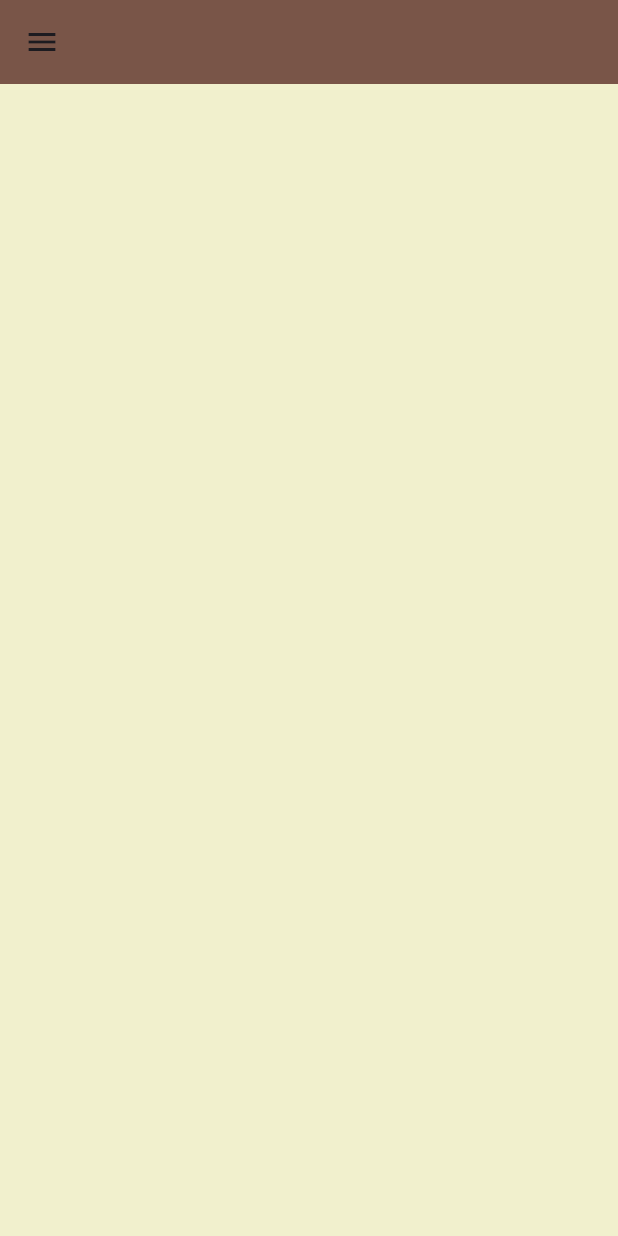
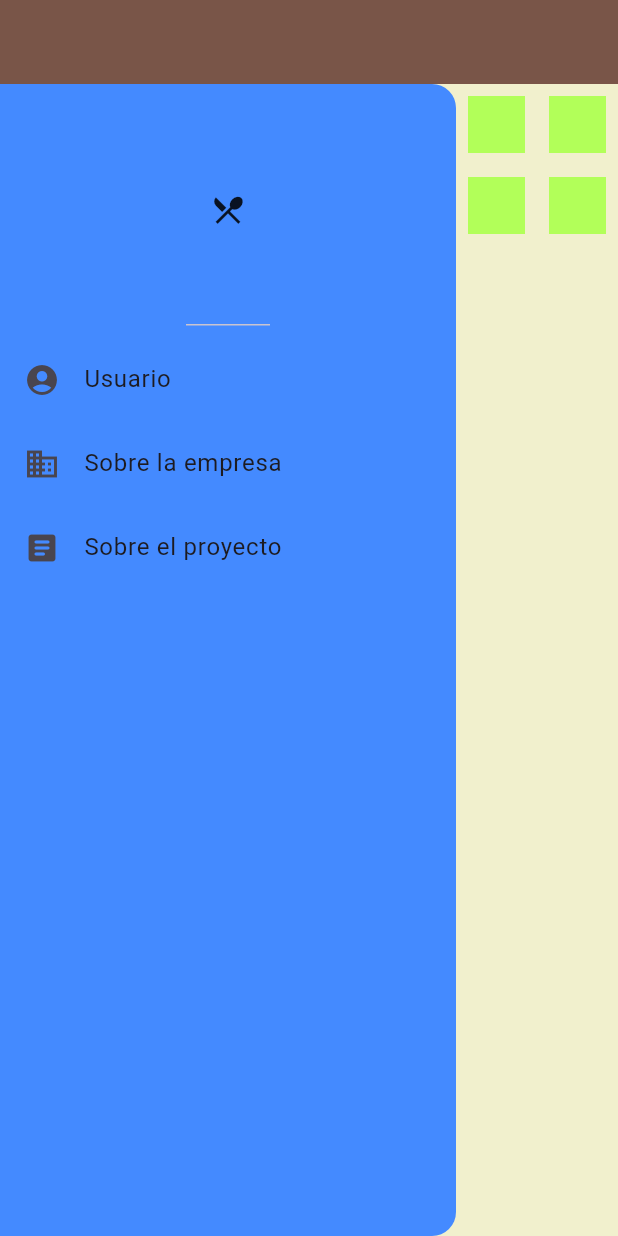
Before and after one commit to Jvalencia25/SE-Proyecto, a Flutter app: the DesktopScaffold screen opened directly, on a phone screen of 412 x 824 dp. Run offline on Flutter 3.47's test engine with Material 3 defaults, Android fonts, the phone set to English and light mode, and no system bars.

Commit message:
base vistas
falta corregir bottom overflowed by pixels

```diff
--- a/Front/erp_reposteria/lib/constants.dart
+++ b/Front/erp_reposteria/lib/constants.dart
@@ -9,22 +9,18 @@ var MyAppBar = AppBar(
 var MyDrawer = Drawer(
         backgroundColor: Colors.blueAccent,
         child: Column(children: [
-          DrawerHeader(child: Icon(Icons.favorite_border_rounded)),
+          DrawerHeader(child: Icon(Icons.local_restaurant)),
           ListTile(
-            leading: Icon(Icons.inventory_2_rounded),
-            title: Text('I N V E N T A R I O'),
+            leading: Icon(Icons.account_circle_rounded),
+            title: Text('Usuario'),
           ),
           ListTile(
-            leading: Icon(Icons.article),
-            title: Text('C A T Á L O G O'),
+            leading: Icon(Icons.business),
+            title: Text('Sobre la empresa'),
           ),
           ListTile(
-            leading: Icon(Icons.local_shipping_outlined),
-            title: Text('P E D I D O S'),
+            leading: Icon(Icons.article_rounded),
+            title: Text('Sobre el proyecto'),
           ),
-          ListTile(
-            leading: Icon(Icons.account_circle_rounded),
-            title: Text('R E G I S T R O'),
-          )
         ],),
       );
--- a/Front/erp_reposteria/lib/responsive/desktop_scaffold.dart
+++ b/Front/erp_reposteria/lib/responsive/desktop_scaffold.dart
@@ -1,4 +1,5 @@
 import 'package:erp_reposteria/constants.dart';
+import 'package:erp_reposteria/util/my_box.dart';
 import 'package:flutter/material.dart';
 
 class DesktopScaffold extends StatefulWidget {
@@ -14,7 +15,28 @@ class _DesktopScaffoldState extends State<DesktopScaffold> {
     return Scaffold(
       appBar: MyAppBar,
       backgroundColor: MyDefaultBackround,
-      drawer: MyDrawer,
+      body: Row(children: [
+        MyDrawer,
+        Expanded(child: Column(
+        children: [
+          //4 box on the top
+          AspectRatio(
+            aspectRatio: 1,
+          child: SizedBox(
+          child: GridView.builder(
+            itemCount: 4,
+            gridDelegate:
+              SliverGridDelegateWithFixedCrossAxisCount(crossAxisCount: 2),
+          itemBuilder: (context,index){
+            return MyBox();
+          }),
+          ),
+          ),
+
+        ],
+      ),)
+      ],),
+
     );
   }
 }
--- /dev/null
+++ b/Front/erp_reposteria/lib/util/my_box.dart
@@ -0,0 +1,14 @@
+import 'package:flutter/material.dart';
+class MyBox extends StatelessWidget {
+  const MyBox({super.key});
+
+  @override
+  Widget build(BuildContext context) {
+    return Padding(
+              padding: const EdgeInsets.all(8.0),
+              child: Container(
+                color: Colors.lightGreenAccent,
+                ),
+            );
+  }
+}
```
Also changed, not shown: Front/erp_reposteria/lib/responsive/mobile_scaffold.dart (+19 -0 lines), Front/erp_reposteria/lib/responsive/tablet_scaffold.dart (+19 -0 lines), Front/erp_reposteria/lib/util/my_tile.dart (added, +16 -0 lines), Front/erp_reposteria/lib/views/pagina_usuario.dart (deleted, +0 -11 lines).
